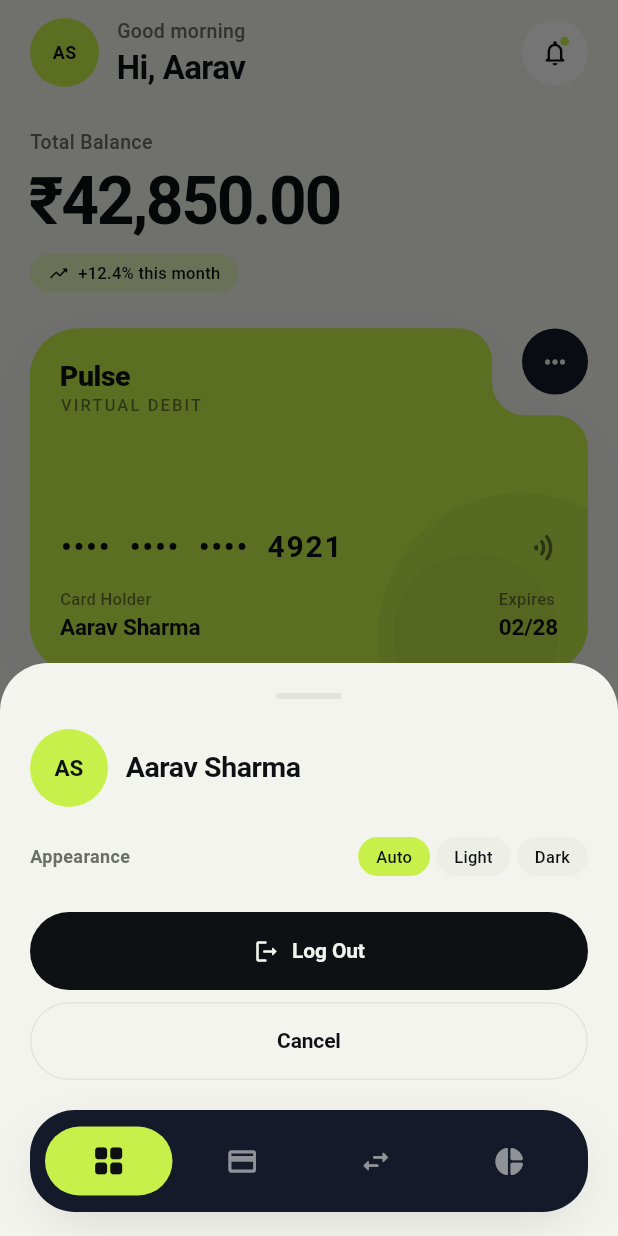
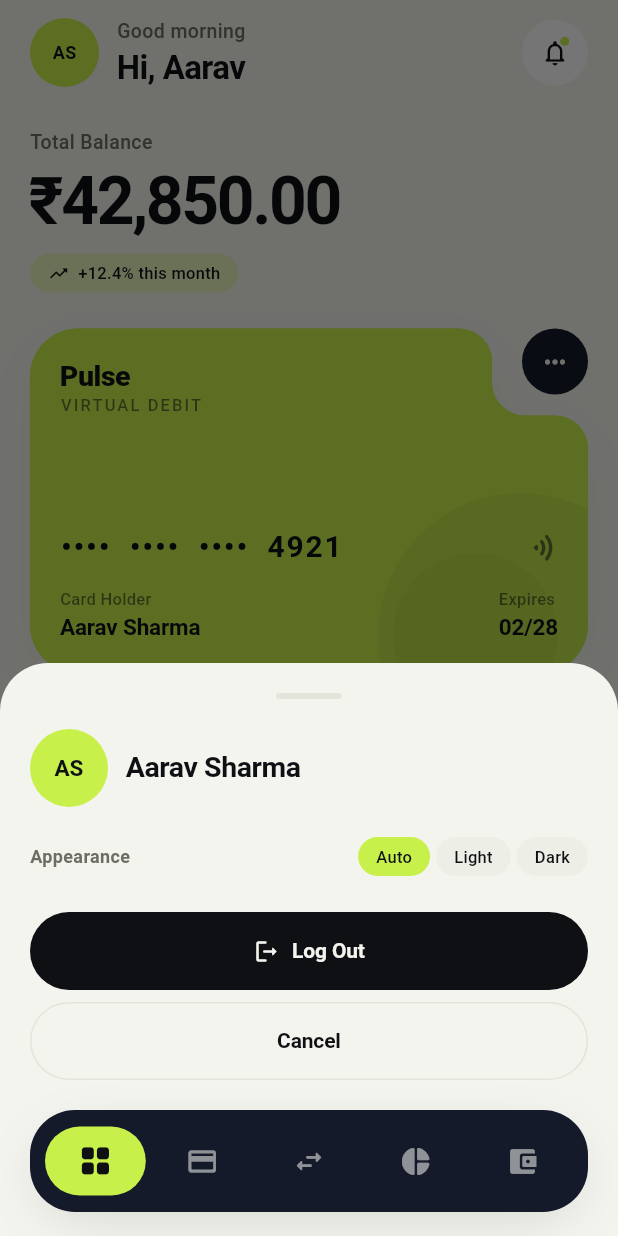
Before and after one commit to bipaulr/pulse, a Flutter app: the HomeScreen screen opened by its route, after a tap on "AS", on a phone screen of 412 x 824 dp. Run offline on Flutter 3.47's test engine with Material 3 defaults, Android fonts, the phone set to English and light mode, and no system bars; our stand-ins replace flutter_riverpod, go_router, shared_preferences; accounts and stored records are empty.

Commit message:
feat: add budgets screen with monthly spending caps
Lets a user cap spending per category and tracks this month's spend
against each cap. Follows the same mock-repository-plus-session-overrides
pattern as cards and the ledger, wired into the router and bottom nav
as a fifth protected tab.

```diff
--- a/lib/core/routing/app_router.dart
+++ b/lib/core/routing/app_router.dart
@@ -11,6 +11,7 @@ import '../../features/auth/login_screen.dart';
 import '../../features/auth/onboarding_screen.dart';
 import '../../features/auth/signup_screen.dart';
 import '../../features/auth/splash_screen.dart';
+import '../../features/budgets/budgets_screen.dart';
 import '../../features/cards/cards_screen.dart';
 import '../../features/home/home_screen.dart';
 import '../../features/transactions/transaction_details_screen.dart';
@@ -84,6 +85,7 @@ final goRouterProvider = Provider<GoRouter>((ref) {
             ],
           ),
           _branch(AppRoutes.activity, const ActivityScreen()),
+          _branch(AppRoutes.budgets, const BudgetsScreen()),
         ],
       ),
     ],
--- a/lib/core/routing/app_routes.dart
+++ b/lib/core/routing/app_routes.dart
@@ -13,6 +13,7 @@ abstract final class AppRoutes {
   static const cards = '/cards';
   static const transactions = '/transactions';
   static const activity = '/activity';
+  static const budgets = '/budgets';
 
   /// Path segment of the transaction details route, relative to
   /// [transactions].
@@ -20,9 +21,9 @@ abstract final class AppRoutes {
 
   static String transactionDetails(String id) => '$transactions/$id';
 
-  /// The four tabs behind the bottom navigation — the routes that require an
+  /// The tabs behind the bottom navigation — the routes that require an
   /// authenticated session.
-  static const protected = {home, cards, transactions, activity};
+  static const protected = {home, cards, transactions, activity, budgets};
 
   static const initial = splash;
 }
--- a/lib/core/routing/app_shell.dart
+++ b/lib/core/routing/app_shell.dart
@@ -26,6 +26,10 @@ class AppShell extends StatelessWidget {
     PulseNavigationDestination(
       icon: Icons.pie_chart_rounded,
       label: 'Activity',
+    ),
+    PulseNavigationDestination(
+      icon: Icons.account_balance_wallet_rounded,
+      label: 'Budgets',
     ),
   ];
 
--- /dev/null
+++ b/lib/features/budgets/budgets_screen.dart
@@ -0,0 +1,204 @@
+import 'package:flutter/material.dart';
+import 'package:flutter_riverpod/flutter_riverpod.dart';
+
+import '../../core/theme/pulse_theme.dart';
+import '../../shared/models/models.dart';
+import '../../shared/widgets/widgets.dart';
+import 'data/budget_models.dart';
+import 'data/budgets_repository.dart';
+import 'widgets/budget_edit_sheet.dart';
+import 'widgets/budget_overview.dart';
+import 'widgets/budget_progress_card.dart';
+
+/// This month's spending caps: the total, each category's progress, and a
+/// way to add a cap on whatever isn't budgeted yet.
+class BudgetsScreen extends ConsumerWidget {
+  const BudgetsScreen({super.key});
+
+  @override
+  Widget build(BuildContext context, WidgetRef ref) {
+    final colors = context.pulseColors;
+    final progress = ref.watch(budgetProgressProvider);
+
+    return Scaffold(
+      backgroundColor: colors.background,
+      body: SafeArea(
+        bottom: false,
+        child: AnimatedSwitcher(
+          duration: PulseMotion.standard,
+          child: progress.when(
+            loading: () => const _BudgetsSkeleton(key: ValueKey('loading')),
+            error: (error, _) => PulseErrorState(
+              key: const ValueKey('error'),
+              title: 'Could not load your budgets',
+              onRetry: () => ref.invalidate(budgetsProvider),
+            ),
+            data: (list) =>
+                _BudgetsBody(key: const ValueKey('data'), progress: list),
+          ),
+        ),
+      ),
+    );
+  }
+}
+
+class _BudgetsBody extends ConsumerWidget {
+  const _BudgetsBody({super.key, required this.progress});
+
+  final List<BudgetProgress> progress;
+
+  @override
+  Widget build(BuildContext context, WidgetRef ref) {
+    final budgeted = {for (final p in progress) p.budget.category};
+    final unbudgeted = budgetableCategories
+        .where((category) => !budgeted.contains(category))
+        .toList(growable: false);
+    final currencySymbol = kDefaultCurrencySymbol;
+
+    return ListView(
+      padding: const EdgeInsets.only(
+        top: PulseSpacing.md,
+        bottom: PulseSpacing.bottomNavClearance,
+      ),
+      children: [
+        const PulseFadeIn(
+          child: PulseSectionHeader(
+            title: 'Budgets',
+            subtitle: 'Your monthly spending limits',
+          ),
+        ),
+        const SizedBox(height: PulseSpacing.xl),
+        if (progress.isEmpty)
+          const PulseEmptyState(
+            title: 'No budgets set',
+            message: 'Cap a category below to start tracking against it.',
+            icon: Icons.savings_rounded,
+          )
+        else ...[
+          PulseFadeIn(
+            delay: const Duration(milliseconds: 60),
+            child: BudgetOverview(
+              progress: progress,
+              currencySymbol: currencySymbol,
+            ),
+          ),
+          const SizedBox(height: PulseSpacing.sectionGap),
+          PulseFadeIn(
+            delay: const Duration(milliseconds: 120),
+            child: Padding(
+              padding: const EdgeInsets.symmetric(
+                horizontal: PulseSpacing.screenGutter,
+              ),
+              child: Column(
+                crossAxisAlignment: CrossAxisAlignment.stretch,
+                children: [
+                  for (final entry in progress) ...[
+                    BudgetProgressCard(
+                      progress: entry,
+                      currencySymbol: currencySymbol,
+                      onTap: () => _edit(
+                        context,
+                        ref,
+                        entry.budget.category,
+                        entry.budget.monthlyLimit,
+                      ),
+                    ),
+                    if (entry != progress.last)
+                      const SizedBox(height: PulseSpacing.md),
+                  ],
+                ],
+              ),
+            ),
+          ),
+        ],
+        if (unbudgeted.isNotEmpty) ...[
+          const SizedBox(height: PulseSpacing.sectionGap),
+          PulseFadeIn(
+            delay: const Duration(milliseconds: 180),
+            child: Column(
+              crossAxisAlignment: CrossAxisAlignment.stretch,
+              children: [
+                const PulseSectionHeader(title: 'Add a Budget'),
+                const SizedBox(height: PulseSpacing.md),
+                Padding(
+                  padding: const EdgeInsets.symmetric(
+                    horizontal: PulseSpacing.screenGutter,
+                  ),
+                  child: Wrap(
+                    spacing: PulseSpacing.sm,
+                    runSpacing: PulseSpacing.sm,
+                    children: [
+                      for (final category in unbudgeted)
+                        PulseChip(
+                          label: category.label,
+                          icon: category.icon,
+                          onTap: () => _edit(context, ref, category, 0),
+                        ),
+                    ],
+                  ),
+                ),
+              ],
+            ),
+          ),
+        ],
+      ],
+    );
+  }
+
+  Future<void> _edit(
+    BuildContext context,
+    WidgetRef ref,
+    TransactionCategory category,
+    double currentLimit,
+  ) async {
+    final result = await showModalBottomSheet<BudgetEditResult>(
+      context: context,
+      isScrollControlled: true,
+      builder: (_) =>
+          BudgetEditSheet(category: category, currentLimit: currentLimit),
+    );
+    if (result == null || !context.mounted) return;
+
+    ref
+        .read(budgetOverridesProvider.notifier)
+        .setLimit(category, result.monthlyLimit);
+
+    final message = result.monthlyLimit > 0
+        ? '${category.label} budget set to '
+              '$kDefaultCurrencySymbol${result.monthlyLimit.toStringAsFixed(0)}'
+        : '${category.label} budget removed';
+
+    ScaffoldMessenger.of(context)
+      ..hideCurrentSnackBar()
+      ..showSnackBar(
+        SnackBar(content: Text(message), duration: const Duration(seconds: 2)),
+      );
+  }
+}
+
+class _BudgetsSkeleton extends StatelessWidget {
+  const _BudgetsSkeleton({super.key});
+
+  @override
+  Widget build(BuildContext context) {
+    return ListView(
+      padding: const EdgeInsets.fromLTRB(
+        PulseSpacing.screenGutter,
+        PulseSpacing.xl,
+        PulseSpacing.screenGutter,
+        PulseSpacing.bottomNavClearance,
+      ),
+      children: const [
+        PulseSkeleton.text(width: 110, height: 20),
+        SizedBox(height: PulseSpacing.xl),
+        PulseSkeleton.card(height: 140),
+        SizedBox(height: PulseSpacing.sectionGap),
+        PulseSkeleton(height: 92, radius: PulseRadii.card),
+        SizedBox(height: PulseSpacing.md),
+        PulseSkeleton(height: 92, radius: PulseRadii.card),
+        SizedBox(height: PulseSpacing.md),
+        PulseSkeleton(height: 92, radius: PulseRadii.card),
+      ],
+    );
+  }
+}
--- /dev/null
+++ b/lib/features/budgets/widgets/budget_overview.dart
@@ -0,0 +1,76 @@
+import 'package:flutter/material.dart';
+
+import '../../../core/theme/pulse_theme.dart';
+import '../../../shared/widgets/widgets.dart';
+import '../data/budget_analytics.dart';
+import '../data/budget_models.dart';
+
+/// The headline figure: total spent against total budgeted this month.
+class BudgetOverview extends StatelessWidget {
+  const BudgetOverview({
+    super.key,
+    required this.progress,
+    required this.currencySymbol,
+  });
+
+  final List<BudgetProgress> progress;
+  final String currencySymbol;
+
+  @override
+  Widget build(BuildContext context) {
+    final colors = context.pulseColors;
+    final (spent, limit) = BudgetAnalytics.totals(progress);
+    final over = spent > limit;
+    final share = limit <= 0 ? 0.0 : (spent / limit).clamp(0.0, 1.0);
+
+    return Padding(
+      padding: const EdgeInsets.symmetric(horizontal: PulseSpacing.screenGutter),
+      child: PulseCard(
+        tone: PulseCardTone.inverse,
+        radius: PulseRadii.cardLarge,
+        padding: const EdgeInsets.all(PulseSpacing.xl),
+        child: Column(
+          crossAxisAlignment: CrossAxisAlignment.start,
+          children: [
+            Text(
+              'Spent this month',
+              style: PulseTypography.caption.copyWith(
+                color: colors.onInverse.withValues(alpha: 0.55),
+                letterSpacing: 1.1,
+              ),
+            ),
+            const SizedBox(height: PulseSpacing.xs),
+            // Stacked rather than one Row: at large amounts, "₹21,500" plus
+            // "of ₹25,000" side by side overflows the card on narrow phones.
+            PulseAmount(
+              value: spent,
+              size: PulseAmountSize.lg,
+              currencySymbol: currencySymbol,
+              decimalDigits: 0,
+              color: over ? colors.negative : colors.onInverse,
+            ),
+            const SizedBox(height: PulseSpacing.xxs),
+            Text(
+              'of $currencySymbol${limit.toStringAsFixed(0)} budgeted',
+              style: PulseTypography.bodyMd.copyWith(
+                color: colors.onInverse.withValues(alpha: 0.55),
+              ),
+            ),
+            const SizedBox(height: PulseSpacing.lg),
+            ClipRRect(
+              borderRadius: PulseRadii.chipRadius,
+              child: LinearProgressIndicator(
+                value: share,
+                minHeight: 8,
+                backgroundColor: colors.onInverse.withValues(alpha: 0.12),
+                valueColor: AlwaysStoppedAnimation(
+                  over ? colors.negative : colors.accent,
+                ),
+              ),
+            ),
+          ],
+        ),
+      ),
+    );
+  }
+}
--- /dev/null
+++ b/lib/features/budgets/widgets/budget_progress_card.dart
@@ -0,0 +1,104 @@
+import 'package:flutter/material.dart';
+
+import '../../../core/theme/pulse_theme.dart';
+import '../../../shared/widgets/widgets.dart';
+import '../data/budget_models.dart';
+
+/// One category's monthly cap and how close it is to being hit.
+class BudgetProgressCard extends StatelessWidget {
+  const BudgetProgressCard({
+    super.key,
+    required this.progress,
+    required this.currencySymbol,
+    required this.onTap,
+  });
+
+  final BudgetProgress progress;
+  final String currencySymbol;
+  final VoidCallback onTap;
+
+  @override
+  Widget build(BuildContext context) {
+    final colors = context.pulseColors;
+    final over = progress.isOverBudget;
+    final barColor = over ? colors.negative : colors.accent;
+
+    return PulseCard(
+      tone: PulseCardTone.muted,
+      radius: PulseRadii.card,
+      onTap: onTap,
+      padding: const EdgeInsets.all(PulseSpacing.lg),
+      child: Column(
+        crossAxisAlignment: CrossAxisAlignment.start,
+        mainAxisSize: MainAxisSize.min,
+        children: [
+          Row(
+            children: [
+              Container(
+                height: 36,
+                width: 36,
+                decoration: BoxDecoration(
+                  color: colors.accentSoft,
+                  borderRadius: PulseRadii.iconRadius,
+                ),
+                child: Icon(
+                  progress.budget.category.icon,
+                  size: 18,
+                  color: colors.accentMuted,
+                ),
+              ),
+              const SizedBox(width: PulseSpacing.md),
+              Expanded(
+                child: Text(
+                  progress.budget.category.label,
+                  maxLines: 1,
+                  overflow: TextOverflow.ellipsis,
+                  style: PulseTypography.labelSm.copyWith(
+                    color: colors.textPrimary,
+                  ),
+                ),
+              ),
+              if (over)
+                const PulseChip(
+                  label: 'Over',
+                  tone: PulseChipTone.outline,
+                  dense: true,
+                ),
+            ],
+          ),
+          const SizedBox(height: PulseSpacing.md),
+          Row(
+            crossAxisAlignment: CrossAxisAlignment.baseline,
+            textBaseline: TextBaseline.alphabetic,
+            children: [
+              PulseAmount(
+                value: progress.spent,
+                size: PulseAmountSize.sm,
+                currencySymbol: currencySymbol,
+                decimalDigits: 0,
+                color: over ? colors.negative : colors.textPrimary,
+              ),
+              Text(
+                ' / $currencySymbol'
+                '${progress.budget.monthlyLimit.toStringAsFixed(0)}',
+                style: PulseTypography.metadata.copyWith(
+                  color: colors.textSecondary,
+                ),
+              ),
+            ],
+          ),
+          const SizedBox(height: PulseSpacing.sm),
+          ClipRRect(
+            borderRadius: PulseRadii.chipRadius,
+            child: LinearProgressIndicator(
+              value: progress.clampedShare,
+              minHeight: 6,
+              backgroundColor: colors.border,
+              valueColor: AlwaysStoppedAnimation(barColor),
+            ),
+          ),
+        ],
+      ),
+    );
+  }
+}
```
Also changed, not shown: lib/features/budgets/data/budget_analytics.dart (added, +52 -0 lines), lib/features/budgets/data/budget_models.dart (added, +49 -0 lines), lib/features/budgets/data/budgets_repository.dart (added, +89 -0 lines), lib/features/budgets/widgets/budget_edit_sheet.dart (added, +163 -0 lines).
